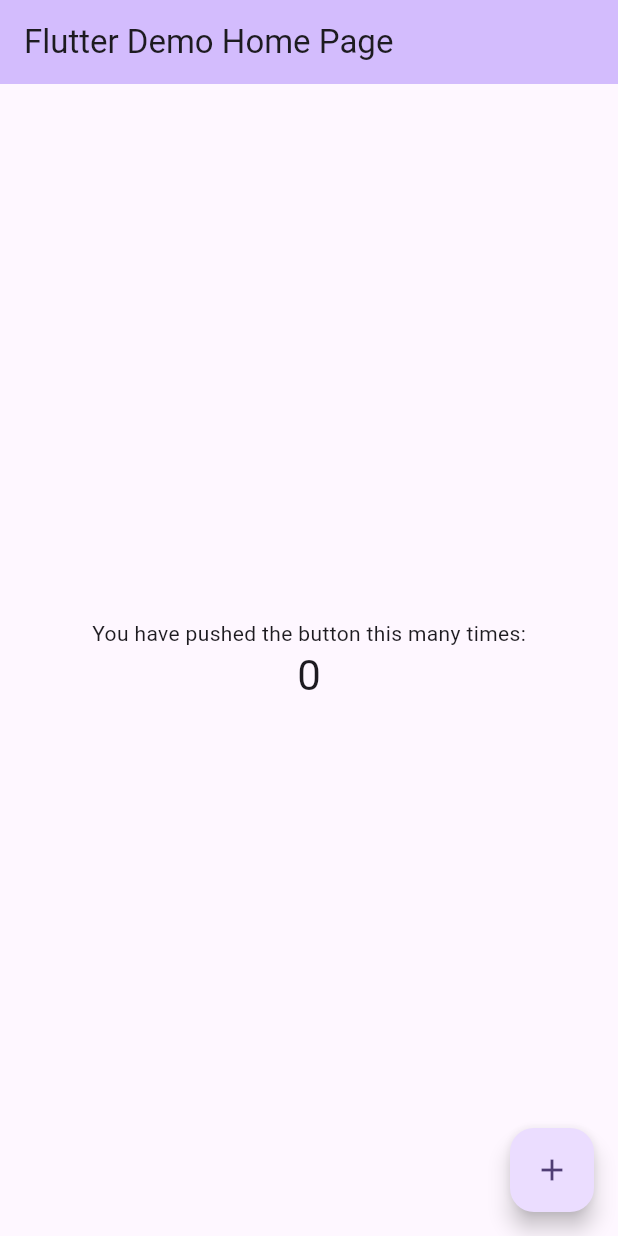
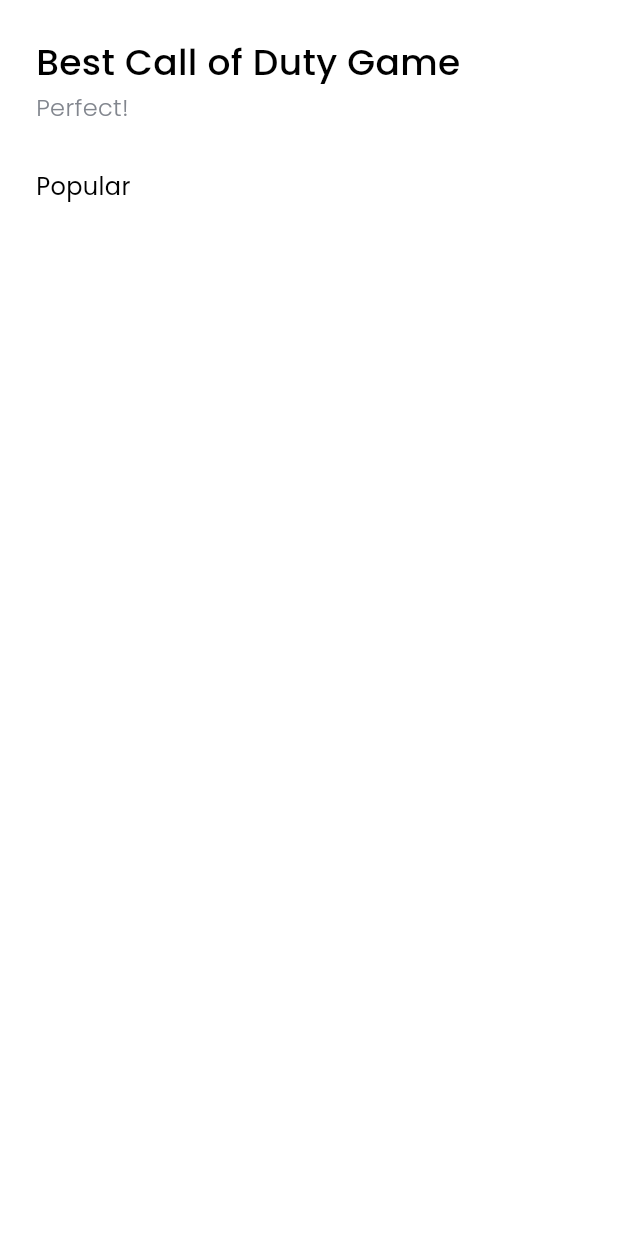
Before and after one commit to besarrahmat/dicoding-callofduty-apps, a Flutter app: the screen it shows after launch, on a phone screen of 412 x 824 dp. Run offline on Flutter 3.47's test engine with Material 3 defaults, Android fonts, the light colour scheme and no system bars; our stand-ins replace google_fonts.

Commit message:
Initialize Project

```diff
--- a/lib/main.dart
+++ b/lib/main.dart
@@ -1,4 +1,5 @@
 import 'package:flutter/material.dart';
+import 'package:call_of_duty_store_apps/pages/home.dart';
 
 void main() {
   runApp(const MyApp());
@@ -31,95 +32,7 @@
         colorScheme: ColorScheme.fromSeed(seedColor: Colors.deepPurple),
         useMaterial3: true,
       ),
-      home: const MyHomePage(title: 'Flutter Demo Home Page'),
+      home: Home(),
     );
   }
 }
-
-class MyHomePage extends StatefulWidget {
-  const MyHomePage({super.key, required this.title});
-
-  // This widget is the home page of your application. It is stateful, meaning
-  // that it has a State object (defined below) that contains fields that affect
-  // how it looks.
-
-  // This class is the configuration for the state. It holds the values (in this
-  // case the title) provided by the parent (in this case the App widget) and
-  // used by the build method of the State. Fields in a Widget subclass are
-  // always marked "final".
-
-  final String title;
-
-  @override
-  State<MyHomePage> createState() => _MyHomePageState();
-}
-
-class _MyHomePageState extends State<MyHomePage> {
-  int _counter = 0;
-
-  void _incrementCounter() {
-    setState(() {
-      // This call to setState tells the Flutter framework that something has
-      // changed in this State, which causes it to rerun the build method below
-      // so that the display can reflect the updated values. If we changed
-      // _counter without calling setState(), then the build method would not be
-      // called again, and so nothing would appear to happen.
-      _counter++;
-    });
-  }
-
-  @override
-  Widget build(BuildContext context) {
-    // This method is rerun every time setState is called, for instance as done
-    // by the _incrementCounter method above.
-    //
-    // The Flutter framework has been optimized to make rerunning build methods
-    // fast, so that you can just rebuild anything that needs updating rather
-    // than having to individually change instances of widgets.
-    return Scaffold(
-      appBar: AppBar(
-        // TRY THIS: Try changing the color here to a specific color (to
-        // Colors.amber, perhaps?) and trigger a hot reload to see the AppBar
-        // change color while the other colors stay the same.
-        backgroundColor: Theme.of(context).colorScheme.inversePrimary,
-        // Here we take the value from the MyHomePage object that was created by
-        // the App.build method, and use it to set our appbar title.
-        title: Text(widget.title),
-      ),
-      body: Center(
-        // Center is a layout widget. It takes a single child and positions it
-        // in the middle of the parent.
-        child: Column(
-          // Column is also a layout widget. It takes a list of children and
-          // arranges them vertically. By default, it sizes itself to fit its
-          // children horizontally, and tries to be as tall as its parent.
-          //
-          // Column has various properties to control how it sizes itself and
-          // how it positions its children. Here we use mainAxisAlignment to
-          // center the children vertically; the main axis here is the vertical
-          // axis because Columns are vertical (the cross axis would be
-          // horizontal).
-          //
-          // TRY THIS: Invoke "debug painting" (choose the "Toggle Debug Paint"
-          // action in the IDE, or press "p" in the console), to see the
-          // wireframe for each widget.
-          mainAxisAlignment: MainAxisAlignment.center,
-          children: <Widget>[
-            const Text(
-              'You have pushed the button this many times:',
-            ),
-            Text(
-              '$_counter',
-              style: Theme.of(context).textTheme.headlineMedium,
-            ),
-          ],
-        ),
-      ),
-      floatingActionButton: FloatingActionButton(
-        onPressed: _incrementCounter,
-        tooltip: 'Increment',
-        child: const Icon(Icons.add),
-      ), // This trailing comma makes auto-formatting nicer for build methods.
-    );
-  }
-}
--- /dev/null
+++ b/lib/pages/home.dart
@@ -0,0 +1,56 @@
+import 'package:flutter/material.dart';
+import 'package:call_of_duty_store_apps/theme.dart';
+
+class Home extends StatelessWidget {
+  const Home({super.key});
+
+  @override
+  Widget build(BuildContext context) {
+    return Scaffold(
+      backgroundColor: Colors.white,
+      body: SafeArea(
+        bottom: false,
+        child: ListView(
+          children: [
+            SizedBox(
+              height: edge,
+            ),
+            Padding(
+              padding: EdgeInsets.only(left: edge),
+              child: Text(
+                'Best Call of Duty Game',
+                style: blackTextStyle.copyWith(fontSize: 24),
+              ),
+            ),
+            SizedBox(
+              height: 2,
+            ),
+            Padding(
+              padding: EdgeInsets.only(left: edge),
+              child: Text(
+                'Perfect!',
+                style: greyTextStyle.copyWith(fontSize: 16),
+              ),
+            ),
+            SizedBox(
+              height: 30,
+            ),
+            Padding(
+              padding: EdgeInsets.only(left: edge),
+              child: Text(
+                'Popular',
+                style: regularTextStyle.copyWith(fontSize: 16),
+              ),
+            ),
+            SizedBox(
+              height: 16,
+            ),
+            SizedBox(
+              height: 30,
+            ),
+          ],
+        ),
+      ),
+    );
+  }
+}
--- /dev/null
+++ b/lib/theme.dart
@@ -0,0 +1,29 @@
+import 'package:flutter/material.dart';
+import 'package:google_fonts/google_fonts.dart';
+
+Color greenColor = Color(0xff489a94);
+Color blackColor = Color(0xff000000);
+Color whiteColor = Color(0xffFFFFFF);
+Color greyColor = Color(0xff82868E);
+
+double edge = 24;
+
+TextStyle blackTextStyle = GoogleFonts.poppins(
+  fontWeight: FontWeight.w500,
+  color: blackColor,
+);
+
+TextStyle whiteTextStyle = GoogleFonts.poppins(
+  fontWeight: FontWeight.w500,
+  color: whiteColor,
+);
+
+TextStyle greyTextStyle = GoogleFonts.poppins(
+  fontWeight: FontWeight.w300,
+  color: greyColor,
+);
+
+TextStyle regularTextStyle = GoogleFonts.poppins(
+  fontWeight: FontWeight.w400,
+  color: blackColor,
+);
--- a/pubspec.yaml
+++ b/pubspec.yaml
@@ -36,6 +36,8 @@
   # Use with the CupertinoIcons class for iOS style icons.
   cupertino_icons: ^1.0.8
 
+  google_fonts: ^6.2.1
+
 dev_dependencies:
   flutter_test:
     sdk: flutter
@@ -45,7 +47,7 @@
   # activated in the `analysis_options.yaml` file located at the root of your
   # package. See that file for information about deactivating specific lint
   # rules and activating additional ones.
-  flutter_lints: ^4.0.0
+  flutter_lints: ^5.0.0
 
 # For information on the generic Dart part of this file, see the
 # following page: https://dart.dev/tools/pub/pubspec
```
Also changed, not shown: pubspec.lock, 2 other files.
